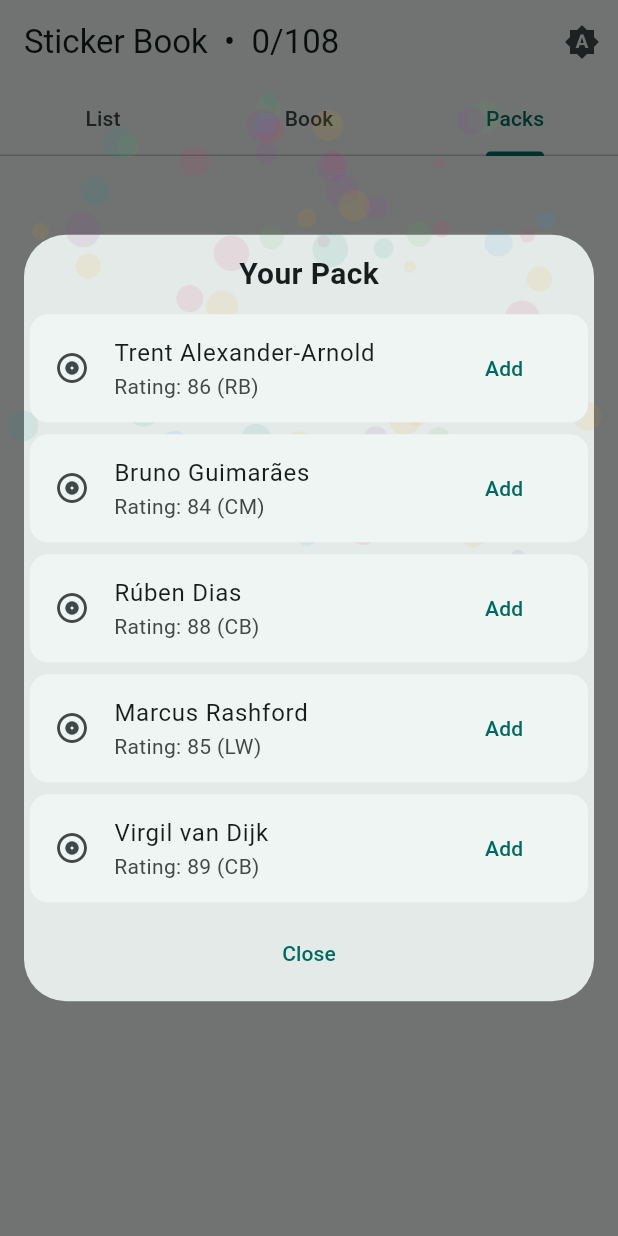
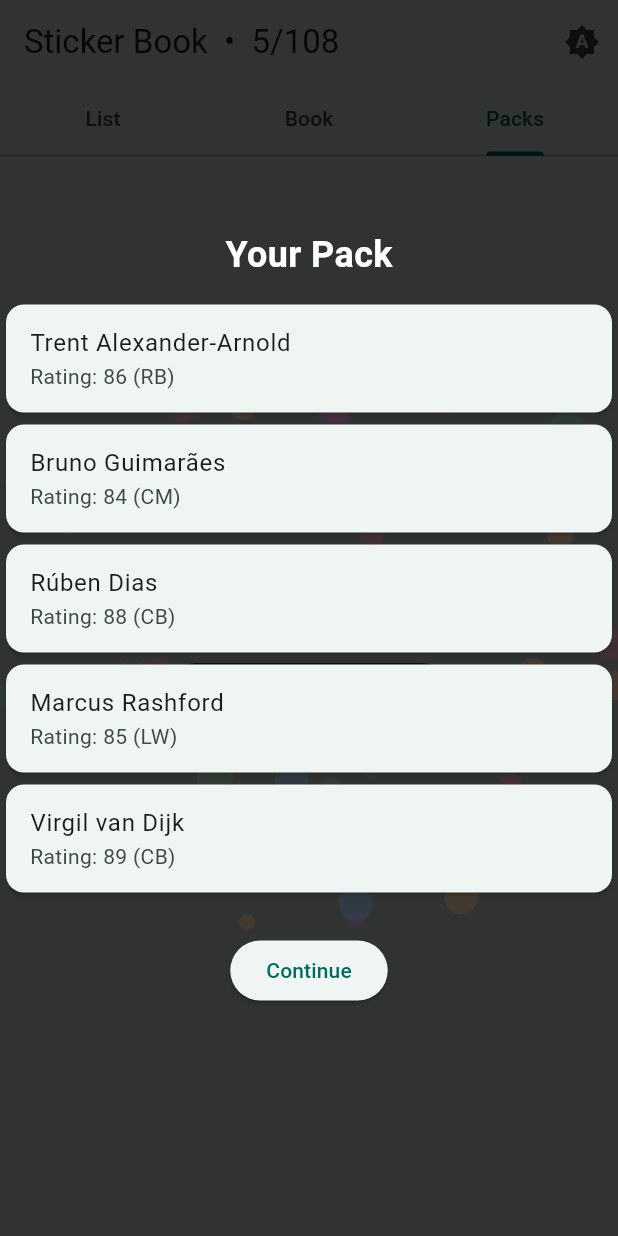
Before and after one commit to steviegsb-ctrl/Sticker-book-, a Flutter app: the screen it shows after launch, tab 3 chosen, after a tap on "Open 5-Sticker Pack", on a phone screen of 412 x 824 dp. Run offline on Flutter 3.47's test engine with Material 3 defaults, Android fonts, the phone set to English and light mode, and no system bars; our stand-ins replace shared_preferences.

Commit message:
Update main.dart

```diff
--- a/lib/main.dart
+++ b/lib/main.dart
@@ -7,7 +7,7 @@ import 'package:url_launcher/url_launcher.dart';
 
 void main() => runApp(const _AppShell());
 
-/// Root app that owns ThemeMode and persists it.
+/// Root app with theme toggle
 class _AppShell extends StatefulWidget {
   const _AppShell({super.key});
   @override
@@ -33,7 +33,9 @@ class _AppShellState extends State<_AppShell> {
 
   Future<void> _setTheme(ThemeMode m) async {
     final sp = await SharedPreferences.getInstance();
-    await sp.setString('themeMode', switch (m) { ThemeMode.light => 'light', ThemeMode.dark => 'dark', _ => 'system' });
+    await sp.setString(
+        'themeMode',
+        switch (m) { ThemeMode.light => 'light', ThemeMode.dark => 'dark', _ => 'system' });
     setState(() => _mode = m);
   }
 
@@ -91,7 +93,6 @@ class _StickerHomeState extends State<StickerHome> {
   }
 
   Future<void> _loadData() async {
-    // CSV: name,rating,position
     final raw = await rootBundle.loadString('assets/players.csv');
     final lines = const LineSplitter().convert(raw).where((l) => l.trim().isNotEmpty).toList();
     if (lines.isEmpty) return;
@@ -112,9 +113,8 @@ class _StickerHomeState extends State<StickerHome> {
     setState(() {});
   }
 
-  Future<void> _toggleOwned(String name) async {
+  Future<void> _saveOwned() async {
     final sp = await SharedPreferences.getInstance();
-    setState(() => owned.contains(name) ? owned.remove(name) : owned.add(name));
     await sp.setStringList('owned', owned.toList());
   }
 
@@ -124,8 +124,7 @@ class _StickerHomeState extends State<StickerHome> {
     return all.where((p) =>
         p.name.toLowerCase().contains(s) ||
         p.position.toLowerCase().contains(s) ||
-      p.rating.toLowerCase().contains(s)
-    ).toList();
+        p.rating.toLowerCase().contains(s)).toList();
   }
 
   Future<void> _openFutbin(String name) async {
@@ -140,16 +139,21 @@ class _StickerHomeState extends State<StickerHome> {
     final pool = [...all]..shuffle(rng);
     lastPack = pool.take(5).toList();
 
-    showDialog(
-      context: context,
-      barrierDismissible: false,
-      builder: (_) => PackRevealDialog(
+    // auto-add all pulled players into album
+    for (var p in lastPack) {
+      owned.add(p.name);
+    }
+    _saveOwned();
+    setState(() {});
+
+    // show full-screen reveal
+    Navigator.of(context).push(PageRouteBuilder(
+      opaque: false,
+      pageBuilder: (_, __, ___) => PackRevealScreen(
         pack: lastPack,
-        isOwned: (n) => owned.contains(n),
-        onToggle: _toggleOwned,
         onOpenFutbin: _openFutbin,
       ),
-    );
+    ));
   }
 
   ThemeMode _nextTheme(ThemeMode m) {
@@ -193,7 +197,7 @@ class _StickerHomeState extends State<StickerHome> {
         ),
         body: TabBarView(
           children: [
-            /// --- LIST TAB ---
+            // LIST TAB
             Column(
               children: [
                 Padding(
@@ -218,10 +222,6 @@ class _StickerHomeState extends State<StickerHome> {
                             color: have ? Colors.teal : null),
                         title: Text(p.name),
                         subtitle: Text('Rating: ${p.rating} (${p.position})'),
-                        trailing: IconButton(
-                          icon: Icon(have ? Icons.remove_circle_outline : Icons.add_circle_outline),
-                          onPressed: () => _toggleOwned(p.name),
-                        ),
                         onLongPress: () => _openFutbin(p.name),
                       );
                     },
@@ -230,10 +230,10 @@ class _StickerHomeState extends State<StickerHome> {
               ],
             ),
 
-            /// --- BOOK (GRID) TAB ---
+            // BOOK TAB
             LayoutBuilder(
               builder: (ctx, c) {
-                final cols = (c.maxWidth ~/ 120).clamp(2, 4); // 2–4 columns
+                final cols = (c.maxWidth ~/ 120).clamp(2, 4);
                 return GridView.builder(
                   padding: const EdgeInsets.all(12),
                   gridDelegate: SliverGridDelegateWithFixedCrossAxisCount(
@@ -247,7 +247,6 @@ class _StickerHomeState extends State<StickerHome> {
                     final p = all[i];
                     final have = owned.contains(p.name);
                     return GestureDetector(
-                      onTap: () => _toggleOwned(p.name),
                       onLongPress: () => _openFutbin(p.name),
                       child: AnimatedContainer(
                         duration: const Duration(milliseconds: 220),
@@ -258,17 +257,9 @@ class _StickerHomeState extends State<StickerHome> {
                             color: have ? Colors.teal : Theme.of(context).colorScheme.outline,
                             width: have ? 3 : 1.2,
                           ),
-                          gradient: have
-                              ? LinearGradient(
-                                  colors: [
-                                    Colors.teal.withOpacity(0.18),
-                                    Colors.teal.withOpacity(0.04)
-                                  ],
-                                  begin: Alignment.topLeft,
-                                  end: Alignment.bottomRight,
-                                )
-                              : null,
-                          color: have ? null : Theme.of(context).colorScheme.surfaceVariant.withOpacity(0.35),
+                          color: have
+                              ? Colors.teal.withOpacity(0.15)
+                              : Theme.of(context).colorScheme.surfaceVariant.withOpacity(0.3),
                         ),
                         padding: const EdgeInsets.all(10),
                         child: Column(
@@ -288,28 +279,13 @@ class _StickerHomeState extends State<StickerHome> {
                                 ),
                               ),
                             ),
-                            const SizedBox(height: 8),
                             Text(
                               p.name,
                               maxLines: 2,
                               overflow: TextOverflow.ellipsis,
                               style: const TextStyle(fontWeight: FontWeight.w600),
                             ),
-                            Text('⭐ ${p.rating}',
-                                style: TextStyle(
-                                  color: Theme.of(context).colorScheme.primary,
-                                  fontWeight: FontWeight.w600,
-                                )),
-                            const SizedBox(height: 4),
-                            Row(
-                              mainAxisAlignment: MainAxisAlignment.end,
-                              children: [
-                                Icon(
-                                  have ? Icons.check_circle : Icons.add_circle_outline,
-                                  color: have ? Colors.teal : null,
-                                ),
-                              ],
-                            )
+                            Text('⭐ ${p.rating}'),
                           ],
                         ),
                       ),
@@ -319,7 +295,7 @@ class _StickerHomeState extends State<StickerHome> {
               },
             ),
 
-            /// --- PACKS TAB ---
+            // PACKS TAB
             Center(
               child: FilledButton.icon(
                 onPressed: _openPack,
@@ -337,37 +313,27 @@ class _StickerHomeState extends State<StickerHome> {
   }
 }
 
-/// === PACK REVEAL DIALOG with COLORFUL ANIMATION ===
-class PackRevealDialog extends StatefulWidget {
+/// === FULLSCREEN PACK REVEAL SCREEN ===
+class PackRevealScreen extends StatefulWidget {
   final List<Player> pack;
-  final bool Function(String) isOwned;
-  final Future<void> Function(String) onToggle;
   final Future<void> Function(String) onOpenFutbin;
-
-  const PackRevealDialog({
-    super.key,
-    required this.pack,
-    required this.isOwned,
-    required this.onToggle,
-    required this.onOpenFutbin,
-  });
-
+  const PackRevealScreen({super.key, required this.pack, required this.onOpenFutbin});
   @override
-  State<PackRevealDialog> createState() => _PackRevealDialogState();
+  State<PackRevealScreen> createState() => _PackRevealScreenState();
 }
 
-class _PackRevealDialogState extends State<PackRevealDialog>
+class _PackRevealScreenState extends State<PackRevealScreen>
     with SingleTickerProviderStateMixin {
   late final AnimationController ctrl;
-  late final List<_Particle> particles;
+  late final List<_Particle> parts;
 
   @override
   void initState() {
     super.initState();
     ctrl = AnimationController(vsync: this, duration: const Duration(milliseconds: 1200))
       ..forward();
-    final rng = Random();
-    particles = List.generate(80, (_) => _Particle.random(rng));
+    final r = Random();
+    parts = List.generate(100, (_) => _Particle.random(r));
   }
 
   @override
@@ -378,67 +344,52 @@ class _PackRevealDialogState extends State<PackRevealDialog>
 
   @override
   Widget build(BuildContext context) {
-    return Dialog(
-      insetPadding: const EdgeInsets.all(16),
-      child: SizedBox(
-        width: double.infinity,
-        child: Stack(
+    return Scaffold(
+      backgroundColor: Colors.black.withOpacity(0.8),
+      body: Stack(
         children: [
-            // Color burst background
           Positioned.fill(
             child: AnimatedBuilder(
               animation: ctrl,
-                builder: (_, __) => CustomPaint(
-                  painter: _BurstPainter(particles, ctrl.value),
+              builder: (_, __) => CustomPaint(painter: _BurstPainter(parts, ctrl.value)),
             ),
           ),
-            ),
-            // Content
-            Column(
-              mainAxisSize: MainAxisSize.min,
+          Center(
+            child: Column(
+              mainAxisAlignment: MainAxisAlignment.center,
               children: [
+                const Text('Your Pack',
+                    style: TextStyle(fontSize: 24, fontWeight: FontWeight.bold, color: Colors.white)),
                 const SizedBox(height: 12),
-                const Text('Your Pack', style: TextStyle(fontSize: 20, fontWeight: FontWeight.w700)),
-                const SizedBox(height: 8),
                 for (int i = 0; i < widget.pack.length; i++)
                   _Stagger(
-                    delay: 120 * i,
+                    delay: 150 * i,
                     child: Card(
-                      elevation: 0,
                       child: ListTile(
-                        leading: Icon(
-                          widget.isOwned(widget.pack[i].name)
-                              ? Icons.check_circle
-                              : Icons.album_outlined,
-                        ),
                         title: Text(widget.pack[i].name),
-                        subtitle: Text('Rating: ${widget.pack[i].rating} (${widget.pack[i].position})'),
-                        trailing: TextButton(
-                          child: Text(widget.isOwned(widget.pack[i].name) ? 'Owned' : 'Add'),
-                          onPressed: () => widget.onToggle(widget.pack[i].name),
-                        ),
+                        subtitle: Text(
+                            'Rating: ${widget.pack[i].rating} (${widget.pack[i].position})'),
                         onLongPress: () => widget.onOpenFutbin(widget.pack[i].name),
                       ),
                     ),
                   ),
-                const SizedBox(height: 6),
-                TextButton(
+                const SizedBox(height: 24),
+                ElevatedButton(
+                  child: const Text('Continue'),
                   onPressed: () => Navigator.pop(context),
-                  child: const Text('Close'),
-                ),
-                const SizedBox(height: 8),
-              ],
                 ),
               ],
             ),
+          ),
+        ],
       ),
     );
   }
 }
 
-/// Small helper to stagger child appearance
+/// helper classes for stagger + particles
 class _Stagger extends StatefulWidget {
-  final int delay; // ms
+  final int delay;
   final Widget child;
   const _Stagger({required this.delay, required this.child});
   @override
@@ -446,7 +397,7 @@ class _Stagger extends StatefulWidget {
 }
 class _StaggerState extends State<_Stagger> with SingleTickerProviderStateMixin {
   late final AnimationController c = AnimationController(
-    vsync: this, duration: const Duration(milliseconds: 300));
+      vsync: this, duration: const Duration(milliseconds: 350));
   @override
   void initState() {
     super.initState();
@@ -463,37 +414,34 @@ class _StaggerState extends State<_Stagger> with SingleTickerProviderStateMixin
   }
 }
 
-/// Confetti-like particles for pack reveal
 class _Particle {
-  final double angle; // radians
-  final double distance; // final radius
-  final double size;
+  final double angle, dist, size;
   final Color color;
-  _Particle(this.angle, this.distance, this.size, this.color);
+  _Particle(this.angle, this.dist, this.size, this.color);
   factory _Particle.random(Random r) {
     final hues = [Colors.teal, Colors.orange, Colors.purple, Colors.blue, Colors.pink, Colors.green];
     return _Particle(
       r.nextDouble() * pi * 2,
-      60 + r.nextDouble() * 140,
+      60 + r.nextDouble() * 160,
       4 + r.nextDouble() * 8,
       hues[r.nextInt(hues.length)].withOpacity(0.85),
     );
   }
 }
 class _BurstPainter extends CustomPainter {
-  final List<_Particle> parts;
-  final double t; // 0..1
-  _BurstPainter(this.parts, this.t);
+  final List<_Particle> ps;
+  final double t;
+  _BurstPainter(this.ps, this.t);
   @override
-  void paint(Canvas canvas, Size size) {
-    final c = Offset(size.width/2, 80); // burst origin near top
-    for (final p in parts) {
-      final d = p.distance * Curves.easeOut.transform(t);
-      final pos = c + Offset(cos(p.angle) * d, sin(p.angle) * d);
+  void paint(Canvas c, Size s) {
+    final center = Offset(s.width/2, s.height/2);
+    for (final p in ps) {
+      final d = p.dist * Curves.easeOut.transform(t);
+      final pos = center + Offset(cos(p.angle) * d, sin(p.angle) * d);
       final paint = Paint()..color = p.color.withOpacity((1 - t).clamp(0, 1));
-      canvas.drawCircle(pos, p.size, paint);
+      c.drawCircle(pos, p.size, paint);
     }
   }
   @override
-  bool shouldRepaint(_BurstPainter old) => old.t != t || old.parts != parts;
+  bool shouldRepaint(covariant _BurstPainter old) => old.t != t;
 }
```
Lines whose indentation alone changed are shown as unchanged.
